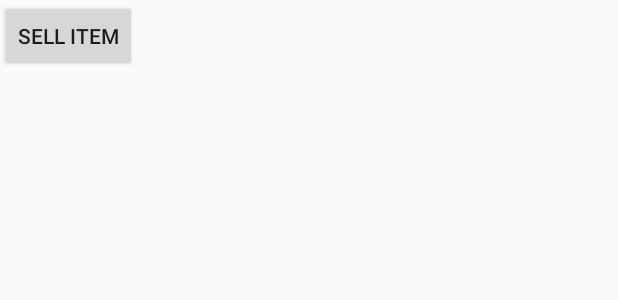
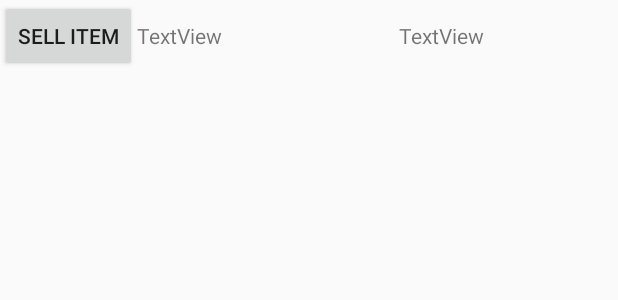
Before and after one commit to samplefish/BeachTrade, an Android app: the layout activity_main.xml on its own in the app's theme, with its tools: preview values and no code run, on a phone screen of 412 x 824 dp. Shown: the top 300 px of the screen. Run offline under Robolectric (Android 15) with nearby library versions, the phone set to English and light mode, and no system bars.

```diff
--- a/Beachtrade/app/src/main/java/com/example/tyren/beachtrade/SubmitItemActivity.java
+++ b/Beachtrade/app/src/main/java/com/example/tyren/beachtrade/SubmitItemActivity.java
@@ -75,6 +75,7 @@ public class SubmitItemActivity extends AppCompatActivity {
             {
                 Toast.makeText(SubmitItemActivity.this, "good to go", Toast.LENGTH_SHORT).show();
             }
+
         }
 
 
--- a/Beachtrade/app/src/main/res/layout/activity_main.xml
+++ b/Beachtrade/app/src/main/res/layout/activity_main.xml
@@ -1,5 +1,5 @@
 <?xml version="1.0" encoding="utf-8"?>
-<android.support.design.widget.CoordinatorLayout xmlns:android="http://schemas.android.com/apk/res/android"
+<LinearLayout xmlns:android="http://schemas.android.com/apk/res/android"
     xmlns:app="http://schemas.android.com/apk/res-auto"
     xmlns:tools="http://schemas.android.com/tools"
     android:layout_width="match_parent"
@@ -12,4 +12,17 @@
         android:layout_width="wrap_content"
         android:layout_height="wrap_content"
         android:text="Sell Item" />
-</android.support.design.widget.CoordinatorLayout>
+
+    <TextView
+        android:id="@+id/userIDView"
+        android:layout_width="146dp"
+        android:layout_height="wrap_content"
+        android:layout_weight="1"
+        android:text="TextView" />
+
+    <TextView
+        android:id="@+id/emailView"
+        android:layout_width="146dp"
+        android:layout_height="wrap_content"
+        android:text="TextView" />
+</LinearLayout>
```
Also changed, not shown: Beachtrade/app/src/main/java/com/example/tyren/beachtrade/MainActivity.java (+61 -0 lines), Beachtrade/app/src/main/java/com/example/tyren/beachtrade/ProfileMapperClass.java (added, +69 -0 lines).
